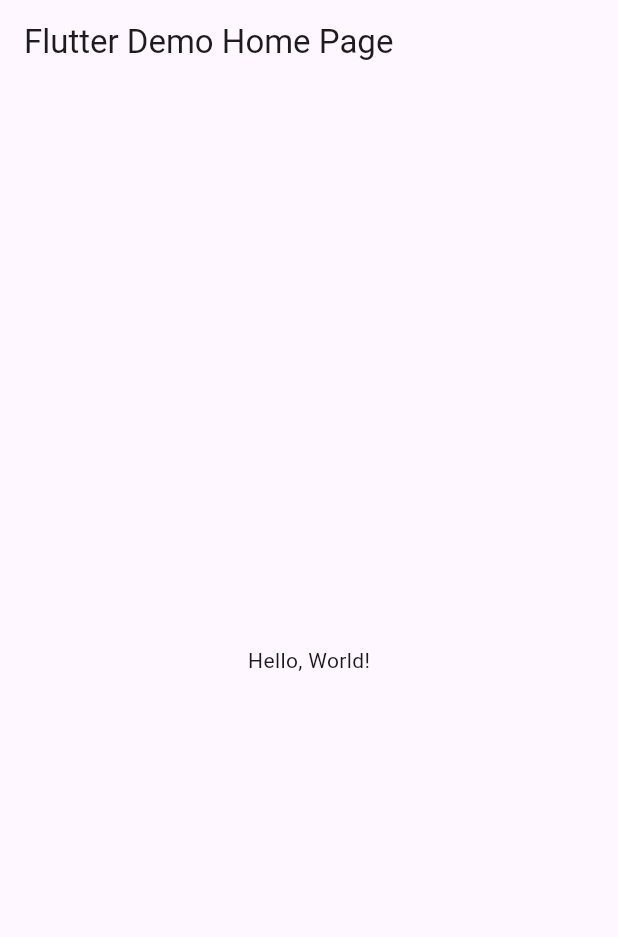
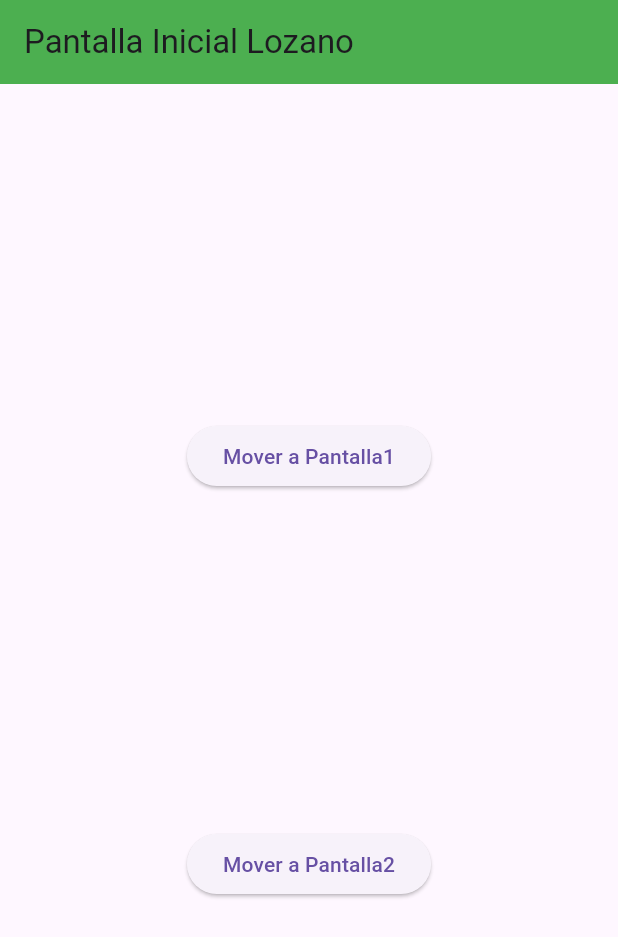
Before and after one commit to DylanLozanoAvelar/U2-A2-Lozano0373, a Flutter app: the screen it shows after launch, on a phone screen of 412 x 824 dp. Shown: the top 937 px of the screen. Run offline on Flutter 3.47's test engine with Material 3 defaults, Android fonts, the phone set to English and light mode, and no system bars.

```diff
--- a/lib/main.dart
+++ b/lib/main.dart
@@ -1,43 +1,23 @@
 import 'package:flutter/material.dart';
+import 'package:lozano0373/pantalla2_0373.dart';
+import 'package:lozano0373/pantalla1_0373.dart';
+import 'package:lozano0373/pantallainicial_0373.dart';
 
-void main() => runApp(MyApp());
+void main() => runApp(MiApp0373());
 
-class MyApp extends StatelessWidget {
-  const MyApp({super.key});
-  // This widget is the root of your application.
+class MiApp0373 extends StatelessWidget {
+  const MiApp0373({Key? key}) : super(key: key);
+
   @override
   Widget build(BuildContext context) {
     return MaterialApp(
-      // Application name
-      title: 'Flutter Hello World',
-      // Application theme data, you can set the colors for the application as
-      // you want
-      theme: ThemeData(
-        // useMaterial3: true,
-        primarySwatch: Colors.blue,
-      ),
-      // A widget which will be started on application startup
-      home: MyHomePage(title: 'Flutter Demo Home Page'),
+      debugShowCheckedModeBanner: false,
+      initialRoute: "/",
+      routes: {
+        "/": (context) => PantallaInicial_0373(),
+        "/pantalla1_0373": (context) => Pantalla1_0373(),
+        "/pantalla2_0373": (context) => Pantalla2_0373(),
+      }, // FIN RUTAS DE PAGINAS
     );
-  }
-}
-
-class MyHomePage extends StatelessWidget {
-  final String title;
-  const MyHomePage({super.key, required this.title});
-
-  @override
-  Widget build(BuildContext context) {
-    return Scaffold(
-      appBar: AppBar(
-        // The title text which will be shown on the action bar
-        title: Text(title),
-      ),
-      body: Center(
-        child: Text(
-          'Hello, World!',
-        ),
-      ),
-    );
-  }
-}
+  } // FIN WIDGET
+} // FIN MIAPP0373
--- /dev/null
+++ b/lib/pantalla1_0373.dart
@@ -0,0 +1,24 @@
+// Pantalla1_0373
+import 'package:flutter/material.dart';
+
+class Pantalla1_0373 extends StatelessWidget {
+  const Pantalla1_0373({Key? key}) : super(key: key);
+
+  @override
+  Widget build(BuildContext context) {
+    return Scaffold(
+      appBar: AppBar(
+        title: Text("Pantalla1 Lozano"),
+        backgroundColor: Colors.green,
+      ),
+      body: Center(
+          child: Column(
+        children: [
+          Container(
+            child: Text("Lozano Ejemplo"),
+          ),
+        ],
+      )),
+    );
+  } // FIN WIDGET
+} // FIN PANTALLA1
--- /dev/null
+++ b/lib/pantalla2_0373.dart
@@ -0,0 +1,24 @@
+// Pantalla2_0373
+import 'package:flutter/material.dart';
+
+class Pantalla2_0373 extends StatelessWidget {
+  const Pantalla2_0373({Key? key}) : super(key: key);
+
+  @override
+  Widget build(BuildContext context) {
+    return Scaffold(
+      appBar: AppBar(
+        title: Text("Pantalla2 Lozano"),
+        backgroundColor: Colors.black,
+      ),
+      body: Center(
+        child: Column(
+          mainAxisAlignment: MainAxisAlignment.center,
+          children: [
+            ElevatedButton(onPressed: () {}, child: Text("Pantalla")),
+          ],
+        ),
+      ),
+    );
+  } // FIN WIDGET
+} // FIN PANTALLA2
--- /dev/null
+++ b/lib/pantallainicial_0373.dart
@@ -0,0 +1,35 @@
+import 'package:flutter/material.dart';
+// PantallaInicial_0373
+
+class PantallaInicial_0373 extends StatelessWidget {
+  const PantallaInicial_0373({Key? key}) : super(key: key);
+
+  @override
+  Widget build(BuildContext context) {
+    return Scaffold(
+      appBar: AppBar(
+        title: Text("Pantalla Inicial Lozano"),
+        backgroundColor: Colors.green,
+      ),
+      body: Center(
+        child: Column(
+          mainAxisAlignment: MainAxisAlignment.spaceEvenly,
+          children: [
+            ElevatedButton(
+              onPressed: () {
+                Navigator.pushNamed(context, "/pantalla1_0373");
+              },
+              child: Text("Mover a Pantalla1"),
+            ),
+            ElevatedButton(
+              onPressed: () {
+                Navigator.pushNamed(context, "/pantalla2_0373");
+              },
+              child: Text("Mover a Pantalla2"),
+            ),
+          ],
+        ),
+      ),
+    );
+  } // FIN DE WIDGET
+} // FIN PANTALLA INICIAL
```
